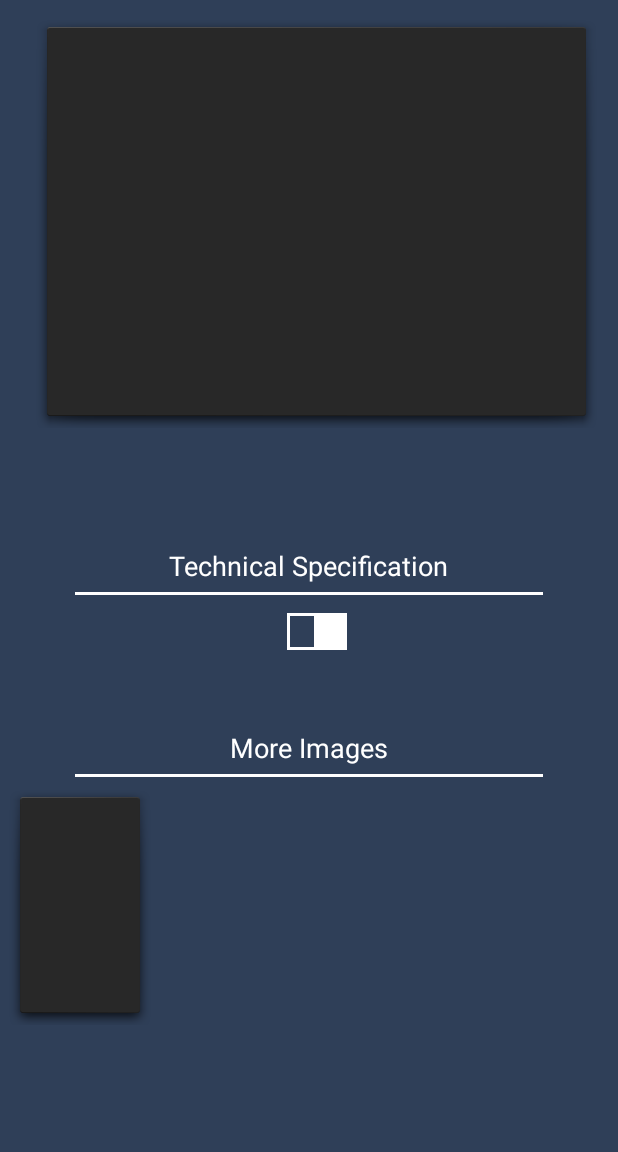
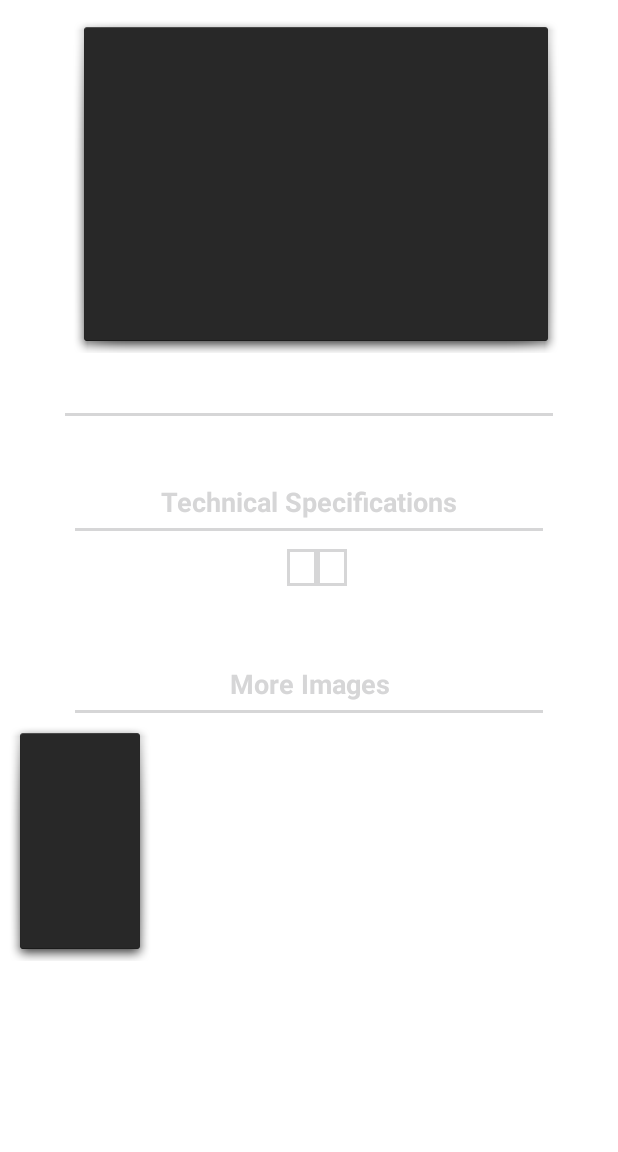
Before and after one commit to Vjcodemaster/Trufrost, an Android app: the fragment IndividualFragment placed in its activity, on a phone screen of 412 x 824 dp, the part 84-1236 px from its top. Run offline under Robolectric (Android 15) with nearby library versions, the phone set to English and light mode, and no system bars; our stand-ins replace Volley; network calls fail; pictures from the network do not load.

Commit message:
Change Log: **added new Service to download TechnicalSpecification simultaneously with images **no timer is used in TechnicalSpecsService instead we use Interface where onPostExecute of TrufrostAsyncTask the interface method is called to start the asyncTask again until we download all the techspecs **remove tabindicator **changed cell_shape color to lbgrey **slightly modified Table_row xml **fragment_individual_e xml theme has been modified as per surender requirements **DataReceiverService on zero size of arraylist it cancels the timer **to fetch Techspecs, we are now sending the IDS to TrufrostAsyncTask instead of getting them inside doInBackground

```diff
--- a/app/src/main/java/app_utility/OnServiceInterfaceListener.java
+++ b/app/src/main/java/app_utility/OnServiceInterfaceListener.java
@@ -1,5 +1,7 @@
 package app_utility;
 
+import java.util.ArrayList;
+
 public interface OnServiceInterfaceListener {
-    void onServiceMessage(String sMSG);
+    void onServiceMessage(String sMSG, ArrayList<Integer> alIDFetched);
 }
--- a/app/src/main/java/com/autochip/trufrost/HomeScreenActivity.java
+++ b/app/src/main/java/com/autochip/trufrost/HomeScreenActivity.java
@@ -50,6 +50,7 @@ import app_utility.OnFragmentInteractionListener;
 import app_utility.PermissionHandler;
 import app_utility.SharedPreferencesClass;
 import app_utility.StaticReferenceClass;
+import app_utility.TechnicalSpecService;
 import app_utility.VolleyTask;
 
 import static app_utility.PermissionHandler.WRITE_PERMISSION;
@@ -773,6 +774,8 @@ public class HomeScreenActivity extends AppCompatActivity implements OnFragmentI
                 }*/
 
                 sharedPreferencesClass.setUserLogStatus(true);
+                Intent techSpecsIn = new Intent(HomeScreenActivity.this, TechnicalSpecService.class);
+                startService(techSpecsIn);
                 break;
             case "UPDATE_SUB_MENU_BUTTONS":
                 /*ArrayList<DataBaseHelper> dbData1 = new ArrayList<>(dbh.getAllMainProducts());
--- a/app/src/main/res/drawable/cell_shape.xml
+++ b/app/src/main/res/drawable/cell_shape.xml
@@ -2,5 +2,5 @@
 <shape
     xmlns:android="http://schemas.android.com/apk/res/android"
     android:shape= "rectangle"  >
-    <stroke android:width="2dp"  android:color="@android:color/white"/>
+    <stroke android:width="2dp"  android:color="@color/lb_grey"/>
 </shape>
--- a/app/src/main/res/layout/fragment_individual_e.xml
+++ b/app/src/main/res/layout/fragment_individual_e.xml
@@ -3,7 +3,7 @@
     xmlns:tools="http://schemas.android.com/tools"
     android:layout_width="match_parent"
     android:layout_height="match_parent"
-    android:background="@color/darkBlue"
+    android:background="@android:color/white"
     android:clickable="true"
     android:focusable="true"
     tools:context=".IndividualFragment">
@@ -22,8 +22,8 @@
 
             <ImageView
                 android:id="@+id/iv_main_image"
-                android:layout_width="375dp"
-                android:layout_height="275dp"
+                android:layout_width="325dp"
+                android:layout_height="225dp"
                 android:layout_marginStart="10dp"
                 android:background="@android:drawable/dialog_holo_dark_frame"
                 android:scaleType="fitXY"
@@ -33,7 +33,7 @@
         </LinearLayout>
 
         <LinearLayout
-            android:layout_width="wrap_content"
+            android:layout_width="match_parent"
             android:layout_height="wrap_content"
             android:gravity="center"
             android:layout_marginTop="10dp"
@@ -42,6 +42,7 @@
             android:layout_gravity="center"
             android:orientation="vertical">
 
+
             <TextView
                 android:id="@+id/tv_product_name"
                 android:layout_width="match_parent"
@@ -49,18 +50,29 @@
                 android:text="Name"
                 android:gravity="center"
                 android:textStyle="bold"
-                android:background="@color/colorPrimary"
                 android:textAppearance="@android:style/TextAppearance.Medium"
-                android:textColor="@color/darkBlue" />
+                android:textColor="@color/lb_grey" />
+
+            <View
+                android:layout_width="325dp"
+                android:layout_height="2dp"
+                android:layout_marginTop="5dp"
+                android:layout_marginStart="50dp"
+                android:layout_marginEnd="50dp"
+                android:background="@color/lb_grey"
+                android:visibility="visible"/>
 
             <TextView
                 android:id="@+id/tv_product_description"
                 android:layout_width="match_parent"
                 android:layout_marginTop="10dp"
                 android:layout_height="match_parent"
+                android:gravity="center"
+                android:layout_marginStart="20dp"
+                android:layout_marginEnd="20dp"
                 android:text="Description"
                 android:textAppearance="@android:style/TextAppearance.Small"
-                android:textColor="@color/colorPrimary" />
+                android:textColor="@color/lb_grey" />
 
         </LinearLayout>
 
@@ -72,10 +84,11 @@
             android:layout_gravity="center"
             android:textAppearance="@android:style/TextAppearance.Medium"
             android:layout_marginTop="15dp"
-            android:layout_marginStart="20dp"
-            android:layout_marginEnd="20dp"
-            android:text="Technical Specification"
-            android:textColor="@android:color/white" />
+            android:paddingStart="20dp"
+            android:paddingEnd="20dp"
+            android:textStyle="bold"
+            android:text="Technical Specifications"
+            android:textColor="@color/lb_grey" />
 
         <View
             android:id="@+id/view_shadow"
@@ -84,7 +97,7 @@
             android:layout_marginTop="5dp"
             android:layout_marginStart="50dp"
             android:layout_marginEnd="50dp"
-            android:background="@android:color/white"
+            android:background="@color/lb_grey"
             android:visibility="visible"/>
 
         <HorizontalScrollView
@@ -125,10 +138,12 @@
                 android:layout_gravity="center"
                 android:textAppearance="@android:style/TextAppearance.Medium"
                 android:layout_marginTop="15dp"
-                android:layout_marginStart="20dp"
-                android:layout_marginEnd="20dp"
+                android:layout_marginStart="50dp"
+                android:layout_marginEnd="50dp"
+                android:gravity="center"
                 android:text="More Images"
-                android:textColor="@android:color/white" />
+                android:textStyle="bold"
+                android:textColor="@color/lb_grey" />
 
             <View
                 android:id="@+id/v"
@@ -137,7 +152,7 @@
                 android:layout_marginTop="5dp"
                 android:layout_marginStart="50dp"
                 android:layout_marginEnd="50dp"
-                android:background="@android:color/white"
+                android:background="@color/lb_grey"
                 android:visibility="visible"/>
 
             <androidx.recyclerview.widget.RecyclerView
--- a/app/src/main/res/layout/fragment_sub_category.xml
+++ b/app/src/main/res/layout/fragment_sub_category.xml
@@ -56,10 +56,10 @@
                     android:layout_height="32dp"
                     android:requiresFadingEdge="horizontal"
                     app:tabGravity="center"
-                    app:tabIndicatorHeight="2dp"
                     style="@style/Widget.MaterialComponents.TabLayout"
                     app:tabIndicatorColor="@color/orangered"
                     app:tabMaxWidth="0dp"
+                    app:tabIndicator="@null"
                     app:tabMinWidth="80dp"
                     android:background="@color/darkBlue"
                     app:tabMode="scrollable"
--- a/app/src/main/res/layout/table_row.xml
+++ b/app/src/main/res/layout/table_row.xml
@@ -11,8 +11,9 @@
         android:layout_marginBottom="2dp"
         android:layout_marginTop="2dp"
         android:background="@drawable/cell_shape"
-        android:textColor="@android:color/white"
+        android:textColor="@color/lb_grey"
         android:gravity="center"
+        android:textStyle="bold"
         android:paddingStart="10dp"
         android:paddingEnd="10dp"
         android:text="TextView"
@@ -23,11 +24,12 @@
         android:layout_width="wrap_content"
         android:layout_height="wrap_content"
         android:paddingStart="10dp"
+        android:textStyle="bold"
         android:paddingEnd="10dp"
         android:layout_marginBottom="2dp"
+        android:background="@drawable/cell_shape"
         android:layout_marginTop="2dp"
-        android:background="@android:color/white"
-        android:textColor="@color/darkBlue"
+        android:textColor="@color/lb_grey"
         android:gravity="center"
         android:text="TextView"
         android:textAppearance="?android:attr/textAppearanceMedium" />
--- a/app/src/main/res/values/styles.xml
+++ b/app/src/main/res/values/styles.xml
@@ -16,6 +16,6 @@
     <style name="Widget.MaterialComponents.TabLayout" parent="android:Widget">
         <item name="tabBackground">@drawable/tab_background</item>
         <item name="tabIndicatorColor">#ff00ff</item>
-        <item name="tabIndicatorHeight">2dp</item>
+        <!--<item name="tabIndicatorHeight">2dp</item>-->
     </style>
 </resources>
```
Also changed, not shown: app/src/main/AndroidManifest.xml (+8 -3 lines), app/src/main/java/app_utility/DataReceiverService.java (+30 -3 lines), app/src/main/java/app_utility/TechnicalSpecService.java (added, +183 -0 lines), app/src/main/java/app_utility/TrufrostAsyncTask.java (+28 -5 lines).
